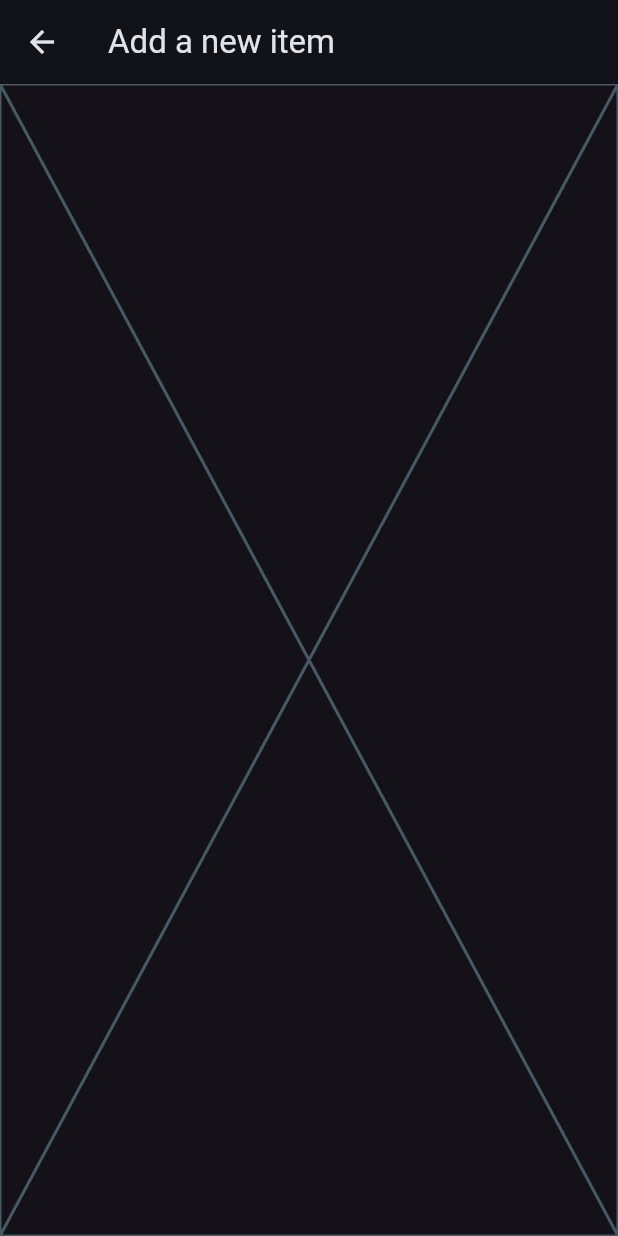
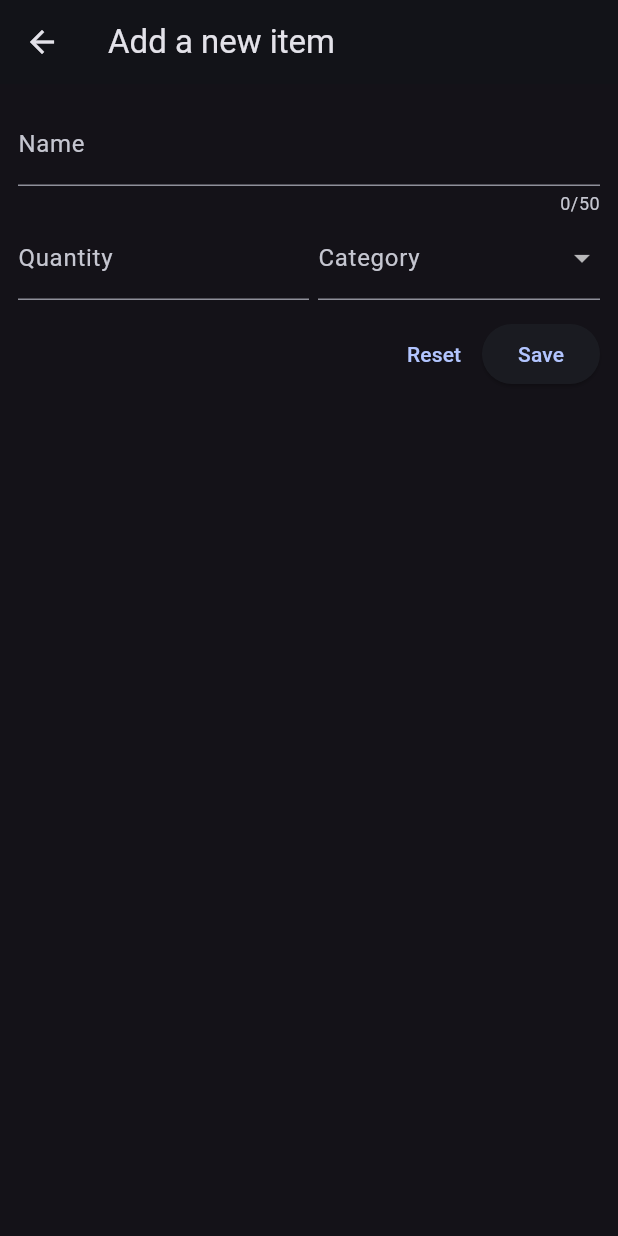
Before and after one commit to cocahonka/flutter-training-enhanced-shopping-list, a Flutter app: the NewGroceryScreen screen opened directly, on a phone screen of 412 x 824 dp. Run offline on Flutter 3.47's test engine with Material 3 defaults, Android fonts, the phone set to English and light mode, and no system bars.

Commit message:
filled new grocery screen with forms

```diff
--- a/lib/screens/new_grocery_screen.dart
+++ b/lib/screens/new_grocery_screen.dart
@@ -1,4 +1,9 @@
 import 'package:flutter/material.dart';
+import 'package:shopping_list_enhanced/models/category.dart';
+import 'package:shopping_list_enhanced/models/grocery.dart';
+import 'package:shopping_list_enhanced/widgets/new_grocery_category_dropdown.dart';
+import 'package:shopping_list_enhanced/widgets/new_grocery_name_field.dart';
+import 'package:shopping_list_enhanced/widgets/new_grocery_quantity_field.dart';
 
 class NewGroceryScreen extends StatefulWidget {
   const NewGroceryScreen({super.key});
@@ -8,13 +13,82 @@ class NewGroceryScreen extends StatefulWidget {
 }
 
 class _NewGroceryScreenState extends State<NewGroceryScreen> {
+  final _formKey = GlobalKey<FormState>();
+  String? _enteredName;
+  int? _enteredQuantity;
+  Category? _selectedCategory;
+
+  void _resetForm() {
+    _formKey.currentState!.reset();
+  }
+
+  void _saveForm() {
+    final formState = _formKey.currentState!;
+
+    if (!formState.validate()) return;
+
+    formState.save();
+
+    if (_enteredName == null || _enteredQuantity == null || _selectedCategory == null) {
+      ScaffoldMessenger.of(context).clearSnackBars();
+      ScaffoldMessenger.of(context).showSnackBar(const SnackBar(content: Text('Fields must not be empty')));
+      return;
+    }
+
+    Navigator.of(context).pop(
+      Grocery(
+        id: DateTime.now().toIso8601String(),
+        name: _enteredName!,
+        quantity: _enteredQuantity!,
+        category: _selectedCategory!,
+      ),
+    );
+  }
+
   @override
   Widget build(BuildContext context) {
     return Scaffold(
       appBar: AppBar(
         title: const Text('Add a new item'),
       ),
-      body: const Placeholder(),
+      body: Padding(
+        padding: const EdgeInsets.all(12),
+        child: Form(
+          key: _formKey,
+          child: Column(
+            children: [
+              NewGroceryNameField(onSaved: (value) => _enteredName = value),
+              Row(
+                children: [
+                  Expanded(child: NewGroceryQuantityField(onSaved: (value) => _enteredQuantity = int.parse(value!))),
+                  Expanded(
+                    child: Padding(
+                      padding: const EdgeInsets.only(left: 6),
+                      child: NewGroceryCategoryDropdown(onChanged: (value) => _selectedCategory = value),
+                    ),
+                  ),
+                ],
+              ),
+              Padding(
+                padding: const EdgeInsets.only(top: 12),
+                child: Row(
+                  mainAxisAlignment: MainAxisAlignment.end,
+                  children: [
+                    TextButton(
+                      onPressed: _resetForm,
+                      child: const Text('Reset'),
+                    ),
+                    ElevatedButton(
+                      onPressed: _saveForm,
+                      child: const Text('Save'),
+                    ),
+                  ],
+                ),
+              ),
+            ],
+          ),
+        ),
+      ),
     );
   }
 }
--- /dev/null
+++ b/lib/widgets/new_grocery_category_dropdown.dart
@@ -0,0 +1,36 @@
+import 'package:flutter/material.dart';
+import 'package:shopping_list_enhanced/extensions/string.dart';
+import 'package:shopping_list_enhanced/models/category.dart';
+
+class NewGroceryCategoryDropdown extends StatelessWidget {
+  const NewGroceryCategoryDropdown({required this.onChanged, super.key});
+
+  final ValueSetter<Category?> onChanged;
+
+  @override
+  Widget build(BuildContext context) {
+    return DropdownButtonFormField<Category>(
+      decoration: const InputDecoration(label: Text('Category')),
+      items: [
+        for (final category in Category.values)
+          DropdownMenuItem(
+            value: category,
+            child: Row(
+              children: [
+                Container(
+                  width: 16,
+                  height: 16,
+                  color: category.color,
+                ),
+                Padding(
+                  padding: const EdgeInsets.only(left: 6),
+                  child: Text(category.name.capitalize()),
+                ),
+              ],
+            ),
+          ),
+      ],
+      onChanged: onChanged,
+    );
+  }
+}
--- /dev/null
+++ b/lib/widgets/new_grocery_name_field.dart
@@ -0,0 +1,25 @@
+import 'package:flutter/material.dart';
+
+class NewGroceryNameField extends StatelessWidget {
+  const NewGroceryNameField({required this.onSaved, super.key});
+
+  final ValueSetter<String?> onSaved;
+
+  @override
+  Widget build(BuildContext context) {
+    return TextFormField(
+      maxLength: 50,
+      decoration: const InputDecoration(label: Text('Name')),
+      validator: (value) {
+        final trimmedValue = value?.trim();
+
+        if (trimmedValue == null || trimmedValue.length <= 1) {
+          return 'Name lenght must be greater than 1';
+        }
+
+        return null;
+      },
+      onSaved: onSaved,
+    );
+  }
+}
--- /dev/null
+++ b/lib/widgets/new_grocery_quantity_field.dart
@@ -0,0 +1,23 @@
+import 'package:flutter/material.dart';
+
+class NewGroceryQuantityField extends StatelessWidget {
+  const NewGroceryQuantityField({required this.onSaved, super.key});
+
+  final ValueSetter<String?> onSaved;
+
+  @override
+  Widget build(BuildContext context) {
+    return TextFormField(
+      keyboardType: TextInputType.number,
+      decoration: const InputDecoration(label: Text('Quantity')),
+      validator: (value) {
+        if (value == null || int.tryParse(value) == null || int.tryParse(value)! < 0) {
+          return 'Quantity must be greater than 1';
+        }
+
+        return null;
+      },
+      onSaved: onSaved,
+    );
+  }
+}
```
